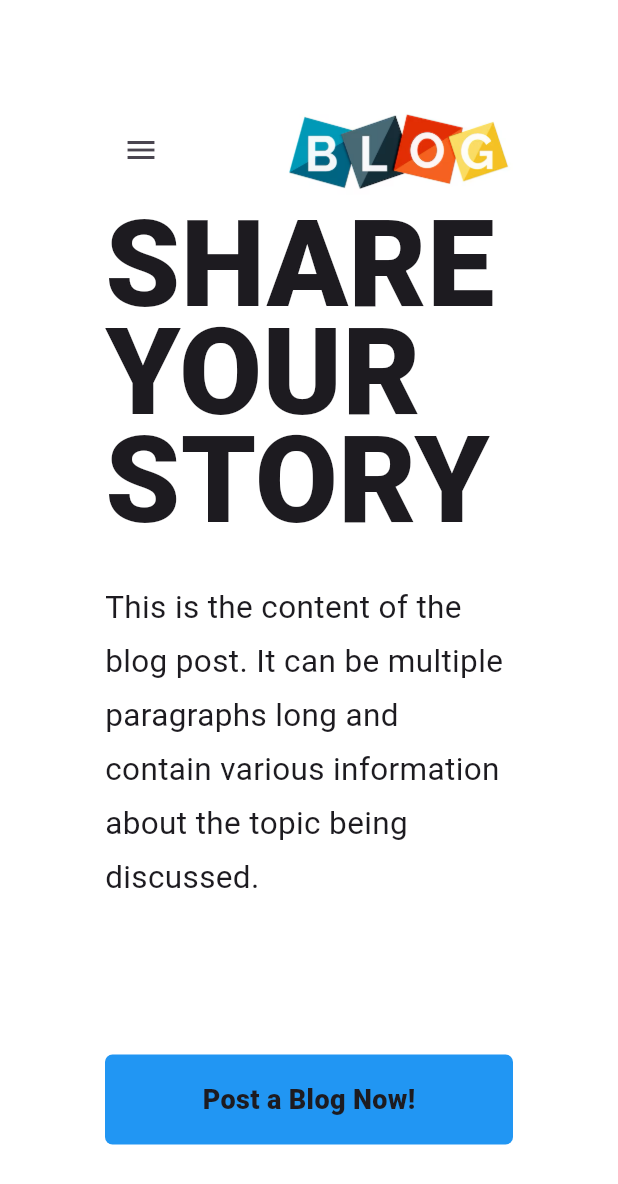
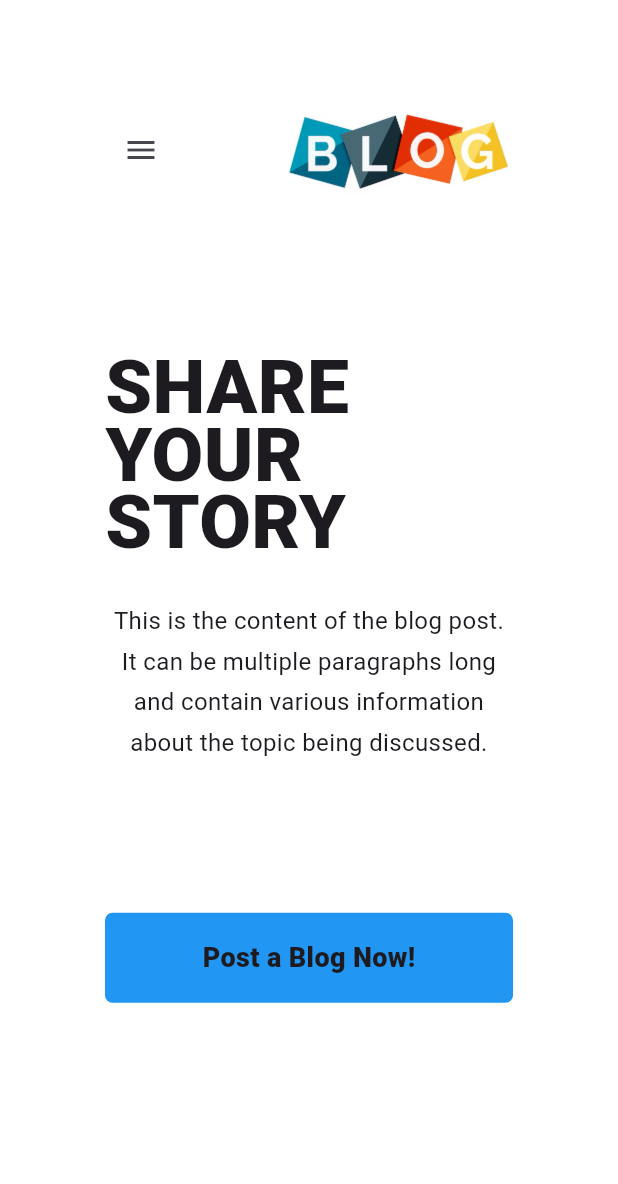
Before and after one commit to joshuasalcedo899-cmyk/blog, a Flutter app: the screen it shows after launch, on a phone screen of 412 x 824 dp. Shown: the top 1184 px of the screen. Run offline on Flutter 3.47's test engine with Material 3 defaults, Android fonts, the phone set to English and light mode, and no system bars; our stand-ins replace responsive_builder.

Commit message:
Responsiveness

```diff
--- a/lib/widgets/blog_content/blog_content.dart
+++ b/lib/widgets/blog_content/blog_content.dart
@@ -1,25 +1,42 @@
 import 'package:flutter/material.dart';
+import 'package:responsive_builder/responsive_builder.dart';
 
 class BlogContent extends StatelessWidget {
   const BlogContent({super.key});
 
   @override
   Widget build(BuildContext context) {
+      return ResponsiveBuilder(
+        builder: (context, sizingInformation) {
+          var textAlignment = sizingInformation.deviceScreenType == DeviceScreenType.desktop
+              ? TextAlign.left
+              : TextAlign.center;
+          double titleSize = sizingInformation.deviceScreenType == DeviceScreenType.mobile
+              ? 50
+              : 80;
+          double descriptionSize = sizingInformation.deviceScreenType == DeviceScreenType.mobile
+              ? 16
+              : 21;
+
           return SizedBox(
             width: 600,
             child: Column(
               crossAxisAlignment: CrossAxisAlignment.start,
               mainAxisAlignment: MainAxisAlignment.center,
               children: <Widget>[
-          Text('SHARE YOUR STORY', style: TextStyle(height: 0.9, fontWeight: FontWeight.w800, fontSize: 80),),
+                Text('SHARE YOUR STORY', style: TextStyle(height: 0.9, fontWeight: FontWeight.w800, fontSize: titleSize),),
                 SizedBox(height: 30),
                 Text('This is the content of the blog post. It can be multiple paragraphs long and contain various information about the topic being discussed.',
                 style: TextStyle(
-            fontSize: 21,
-            height: 1.7)
+                  fontSize: descriptionSize,
+                  height: 1.7),
+                  textAlign: textAlignment,
                 ),
+
               ],
             ),
           );
         }
+      );
   }
+}
```
Lines whose indentation alone changed are shown as unchanged.
